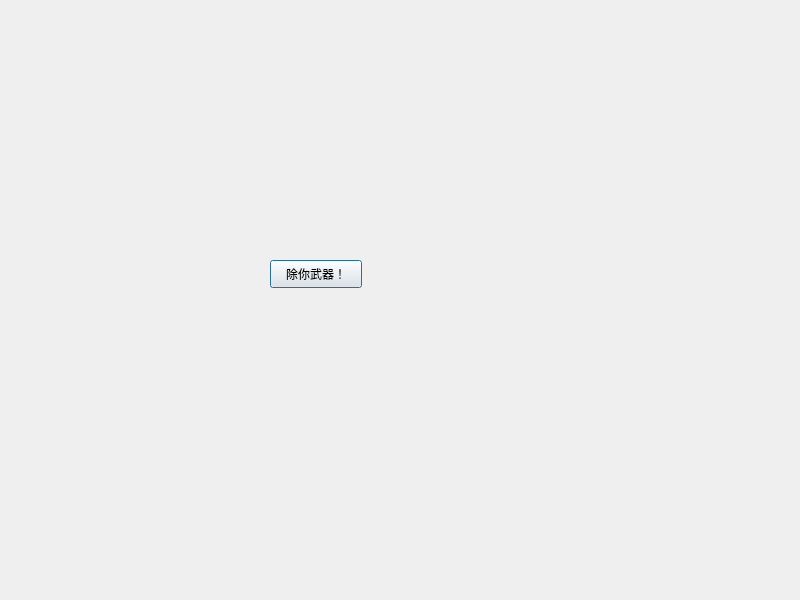
First picture: the form in netcamera_client/dialog.ui, repository Jerryscousins/qt-cs-chatroom, before the edit.
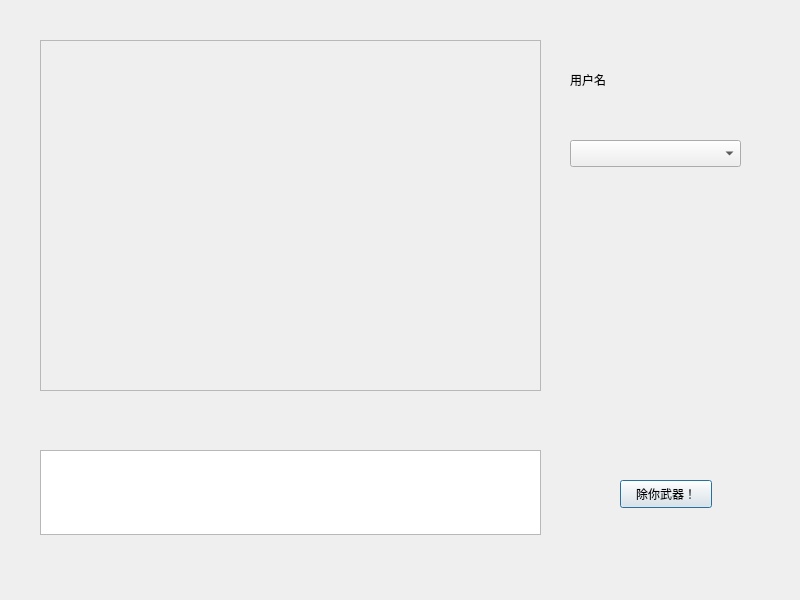
Second picture: the form after the edit.

```diff
--- a/netcamera_client/dialog.ui
+++ b/netcamera_client/dialog.ui
@@ -16,8 +16,8 @@
   <widget class="QPushButton" name="pushButton">
    <property name="geometry">
     <rect>
-     <x>270</x>
-     <y>260</y>
+     <x>620</x>
+     <y>480</y>
      <width>92</width>
      <height>28</height>
     </rect>
@@ -26,6 +26,75 @@
     <string>除你武器！</string>
    </property>
   </widget>
+  <widget class="QTextEdit" name="textEdit">
+   <property name="geometry">
+    <rect>
+     <x>40</x>
+     <y>450</y>
+     <width>501</width>
+     <height>85</height>
+    </rect>
+   </property>
+  </widget>
+  <widget class="QComboBox" name="comboBox">
+   <property name="geometry">
+    <rect>
+     <x>570</x>
+     <y>140</y>
+     <width>171</width>
+     <height>27</height>
+    </rect>
+   </property>
+  </widget>
+  <widget class="QLabel" name="label">
+   <property name="geometry">
+    <rect>
+     <x>570</x>
+     <y>70</y>
+     <width>69</width>
+     <height>19</height>
+    </rect>
+   </property>
+   <property name="text">
+    <string>用户名</string>
+   </property>
+  </widget>
+  <widget class="QLabel" name="username">
+   <property name="geometry">
+    <rect>
+     <x>650</x>
+     <y>70</y>
+     <width>69</width>
+     <height>19</height>
+    </rect>
+   </property>
+   <property name="text">
+    <string/>
+   </property>
+  </widget>
+  <widget class="QScrollArea" name="scrollArea">
+   <property name="geometry">
+    <rect>
+     <x>40</x>
+     <y>40</y>
+     <width>501</width>
+     <height>351</height>
+    </rect>
+   </property>
+   <property name="widgetResizable">
+    <bool>true</bool>
+   </property>
+   <widget class="QWidget" name="scrollAreaWidgetContents">
+    <property name="geometry">
+     <rect>
+      <x>0</x>
+      <y>0</y>
+      <width>499</width>
+      <height>349</height>
+     </rect>
+    </property>
+   </widget>
+  </widget>
  </widget>
  <resources/>
  <connections/>
```
